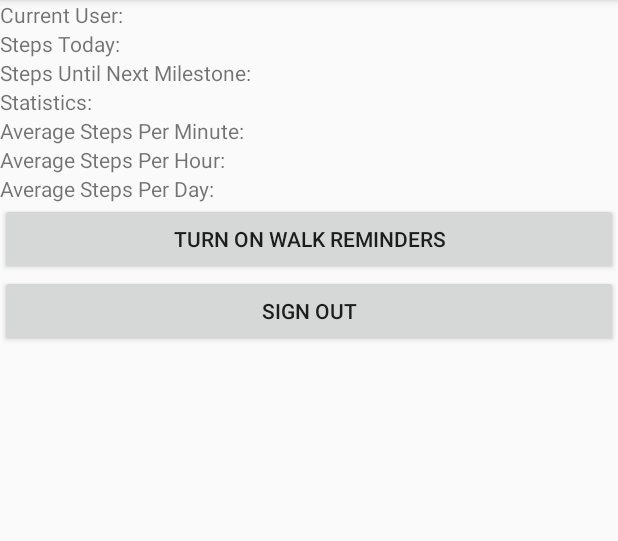
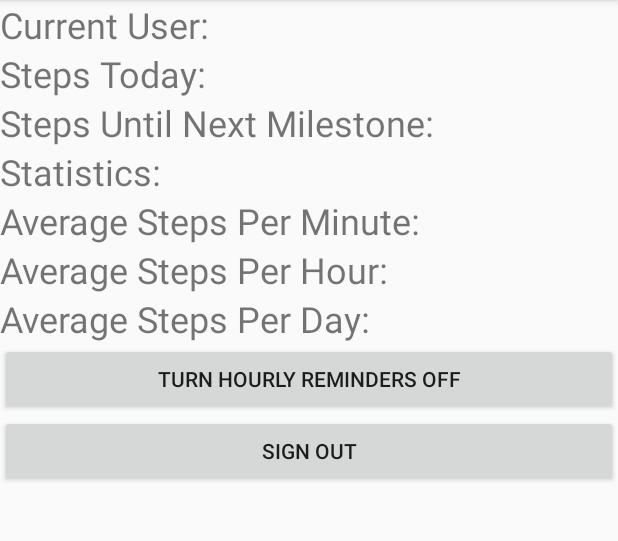
Before and after one commit to JordanLJoyner/AndroidFitnessApp, an Android app: the MainActivity screen opened directly, with no data from a screen before it, on a phone screen of 412 x 824 dp, the part 84-625 px from its top. Run offline under Robolectric (Android 15) with nearby library versions, the phone set to English and light mode, and no system bars.

Commit message:
Adding notifications every hour

```diff
--- /dev/null
+++ b/JordanFitnessApp/app/src/main/java/com/jordan/jordanfitnessapp/FitnessAppNotificationPublisher.java
@@ -0,0 +1,27 @@
+package com.jordan.jordanfitnessapp;
+
+import android.app.Notification;
+import android.app.NotificationManager;
+import android.content.BroadcastReceiver;
+import android.content.Context;
+import android.content.Intent;
+import android.util.Log;
+
+/**
+ * Created by Jordan on 11/30/2016.
+ */
+
+public class FitnessAppNotificationPublisher extends BroadcastReceiver {
+    public String NOTIFICATION_ID = "notification_id";
+    public String NOTIFICATION = "notification";
+
+    @Override
+    public void onReceive(final Context context, Intent intent) {
+        Log.d("BroadcastReciever","Broadcast Receiver notified firing off notification message");
+        NotificationManager notificationManager = (NotificationManager) context.getSystemService(Context.NOTIFICATION_SERVICE);
+
+        Notification notification = intent.getParcelableExtra(NOTIFICATION);
+        int notificationId = intent.getIntExtra(NOTIFICATION_ID, 0);
+        notificationManager.notify(notificationId, notification);
+    }
+}
--- a/JordanFitnessApp/app/src/main/java/com/jordan/jordanfitnessapp/MainActivity.java
+++ b/JordanFitnessApp/app/src/main/java/com/jordan/jordanfitnessapp/MainActivity.java
@@ -1,5 +1,9 @@
 package com.jordan.jordanfitnessapp;
 
+import android.app.AlarmManager;
+import android.app.Notification;
+import android.app.NotificationManager;
+import android.app.PendingIntent;
 import android.content.Context;
 import android.content.DialogInterface;
 import android.content.Intent;
@@ -8,8 +12,12 @@ import android.hardware.SensorEvent;
 import android.hardware.SensorEventListener;
 import android.hardware.SensorManager;
 import android.os.Bundle;
+import android.os.SystemClock;
+import android.provider.Settings;
 import android.support.v7.app.AlertDialog;
 import android.support.v7.app.AppCompatActivity;
+import android.support.v7.app.NotificationCompat;
+import android.util.Log;
 import android.view.View;
 import android.widget.Button;
 import android.widget.TextView;
@@ -20,7 +28,6 @@ import android.widget.Toast;
  * Created by Jordan on 11/29/2016.
  */
 
-//sensormanager reference: https://github.com/theelfismike/android-step-counter/blob/master/src/com/starboardland/pedometer/CounterActivity.java
 public class MainActivity extends AppCompatActivity implements SensorEventListener {
     //I'd like to hide this in a menu, but i'm worried a user might not ultimately find it,
     //so we go with bold and noticeable since we have the screen real estate available
@@ -29,7 +36,11 @@ public class MainActivity extends AppCompatActivity implements SensorEventListen
     private SensorManager sensorManager;
     private boolean activityRunning;
     private TextView stepsTodayTextView;
-    private boolean remindersOn = true;
+    private boolean remindersOn = false;
+    private int notificationId = 0;
+    private String LOG_TAG = "MainActivity";
+    private FitnessAppNotificationPublisher notificationPublisher = new FitnessAppNotificationPublisher();
+    private PendingIntent pendingNotificationIntent = null;
 
     @Override
     protected void onCreate(Bundle savedInstanceState) {
@@ -52,13 +63,45 @@ public class MainActivity extends AppCompatActivity implements SensorEventListen
                 remindersOn = !remindersOn;
                 if(remindersOn){
                     walkReminderButton.setText(R.string.walk_reminder_on_button_text);
+                    scheduleReminderNotification();
                 } else {
                     walkReminderButton.setText(R.string.walk_reminder_off_button_text);
+                    cancelReminderNotifications();
                 }
             }
         });
 
         sensorManager = (SensorManager) getSystemService(Context.SENSOR_SERVICE);
+        walkReminderButton.callOnClick();
+    }
+
+    //Notification Scheduling reference: http://stackoverflow.com/questions/36902667/how-to-schedule-notification-in-android
+    private void scheduleReminderNotification(){
+        Log.d(LOG_TAG,"Setting reminder notification to fire off");
+        if(pendingNotificationIntent == null) {
+            NotificationCompat.Builder builder = new NotificationCompat.Builder(this);
+            builder.setContentTitle(getString(R.string.notification_title));
+            builder.setContentText(getString(R.string.notification_message));
+            builder.setAutoCancel(true);
+            builder.setSmallIcon(R.drawable.notification_icon);
+            builder.setVibrate(new long[]{1000, 1000});
+            builder.setSound(Settings.System.DEFAULT_NOTIFICATION_URI);
+
+            Intent intent = new Intent(this, MainActivity.class);
+            PendingIntent activity = PendingIntent.getActivity(this, notificationId, intent, PendingIntent.FLAG_CANCEL_CURRENT);
+            builder.setContentIntent(activity);
+
+            Notification notification = builder.build();
+
+            Intent notificationIntent = new Intent(this, FitnessAppNotificationPublisher.class);
+            notificationIntent.putExtra(notificationPublisher.NOTIFICATION_ID, notificationId);
+            notificationIntent.putExtra(notificationPublisher.NOTIFICATION, notification);
+            pendingNotificationIntent = PendingIntent.getBroadcast(this, 0, notificationIntent, 0);
+        }
+
+
+        AlarmManager alarmManager = (AlarmManager) getSystemService(Context.ALARM_SERVICE);
+        alarmManager.setRepeating(AlarmManager.ELAPSED_REALTIME_WAKEUP,SystemClock.elapsedRealtime() + 1000,AlarmManager.INTERVAL_HOUR,pendingNotificationIntent);
     }
 
     @Override
@@ -80,6 +123,7 @@ public class MainActivity extends AppCompatActivity implements SensorEventListen
         activityRunning = false;
     }
 
+    //sensormanager reference: https://github.com/theelfismike/android-step-counter/blob/master/src/com/starboardland/pedometer/CounterActivity.java
     @Override
     public void onSensorChanged(SensorEvent event){
         if(activityRunning){
@@ -113,8 +157,14 @@ public class MainActivity extends AppCompatActivity implements SensorEventListen
 
     private void logout(){
         Intent loginIntent = new Intent(MainActivity.this, LoginActivity.class);
-        //mainIntent.putExtra("key", value); //Optional parameters
         MainActivity.this.startActivity(loginIntent);
         sensorManager.unregisterListener(this);
     }
+
+    private void cancelReminderNotifications(){
+        NotificationManager mNotificationManager = (NotificationManager) getSystemService(Context.NOTIFICATION_SERVICE);
+        mNotificationManager.cancel(notificationId);
+        AlarmManager alarmManager = (AlarmManager) getSystemService(Context.ALARM_SERVICE);
+        alarmManager.cancel(pendingNotificationIntent);
+    }
 }
--- a/JordanFitnessApp/app/src/main/res/layout/activity_main.xml
+++ b/JordanFitnessApp/app/src/main/res/layout/activity_main.xml
@@ -8,43 +8,50 @@
         android:text="Current User:"
         android:layout_width="match_parent"
         android:layout_height="wrap_content"
-        android:id="@+id/current_user_textview"/>
+        android:id="@+id/current_user_textview"
+        android:textSize="24sp"/>
 
     <TextView
         android:text="Steps Today:"
         android:layout_width="match_parent"
         android:layout_height="wrap_content"
-        android:id="@+id/steps_today_textview"/>
+        android:id="@+id/steps_today_textview"
+        android:textSize="24sp"/>
 
     <TextView
         android:layout_width="match_parent"
         android:layout_height="wrap_content"
         android:id="@+id/steps_until_mini_goal_textview"
-        android:text="Steps Until Next Milestone:"/>
+        android:text="Steps Until Next Milestone:"
+        android:textSize="24sp"/>
 
     <TextView
         android:text="Statistics:"
         android:layout_width="match_parent"
         android:layout_height="wrap_content"
-        android:id="@+id/textView4"/>
+        android:id="@+id/textView4"
+        android:textSize="24sp"/>
 
     <TextView
         android:text="Average Steps Per Minute:"
         android:layout_width="match_parent"
         android:layout_height="wrap_content"
-        android:id="@+id/textView5"/>
+        android:id="@+id/textView5"
+        android:textSize="24sp"/>
 
     <TextView
         android:text="Average Steps Per Hour:"
         android:layout_width="match_parent"
         android:layout_height="wrap_content"
-        android:id="@+id/textView6"/>
+        android:id="@+id/textView6"
+        android:textSize="24sp"/>
 
     <TextView
         android:text="Average Steps Per Day:"
         android:layout_width="match_parent"
         android:layout_height="wrap_content"
-        android:id="@+id/textView7"/>
+        android:id="@+id/textView7"
+        android:textSize="24sp"/>
 
     <Button
         android:text="Turn On Walk Reminders"
--- a/JordanFitnessApp/app/src/main/res/values/strings.xml
+++ b/JordanFitnessApp/app/src/main/res/values/strings.xml
@@ -10,4 +10,6 @@
     <string name="wrong_password_error_message">The password provided does not match the provided username</string>
     <string name="empty_username_error_message">Cannot Create an account with a blank username, please enter a username</string>
     <string name="empty_password_error_message">Cannot Create an account with a blank password, please enter a password</string>
+    <string name="notification_title">Get Fit</string>
+    <string name="notification_message">Remember to take an occassional walk</string>
 </resources>
```
Also changed, not shown: JordanFitnessApp/app/src/main/AndroidManifest.xml (+13 -2 lines), JordanFitnessApp/app/src/main/java/com/jordan/jordanfitnessapp/LoginActivity.java (+0 -9 lines), JordanFitnessApp/app/src/main/res/drawable-hdpi-v11/notification_icon.png (added), JordanFitnessApp/app/src/main/res/drawable-hdpi-v9/notification_icon.png (added), JordanFitnessApp/app/src/main/res/drawable-hdpi/notification_icon.png (added), JordanFitnessApp/app/src/main/res/drawable-mdpi-v11/notification_icon.png (added), JordanFitnessApp/app/src/main/res/drawable-mdpi-v9/notification_icon.png (added), JordanFitnessApp/app/src/main/res/drawable-mdpi/notification_icon.png (added), JordanFitnessApp/app/src/main/res/drawable-xhdpi-v11/notification_icon.png (added), JordanFitnessApp/app/src/main/res/drawable-xhdpi-v9/notification_icon.png (added), JordanFitnessApp/app/src/main/res/drawable-xhdpi/notification_icon.png (added), JordanFitnessApp/app/src/main/res/drawable-xxhdpi-v11/notification_icon.png (added), JordanFitnessApp/app/src/main/res/drawable-xxhdpi-v9/notification_icon.png (added), JordanFitnessApp/app/src/main/res/drawable-xxhdpi/notification_icon.png (added).
